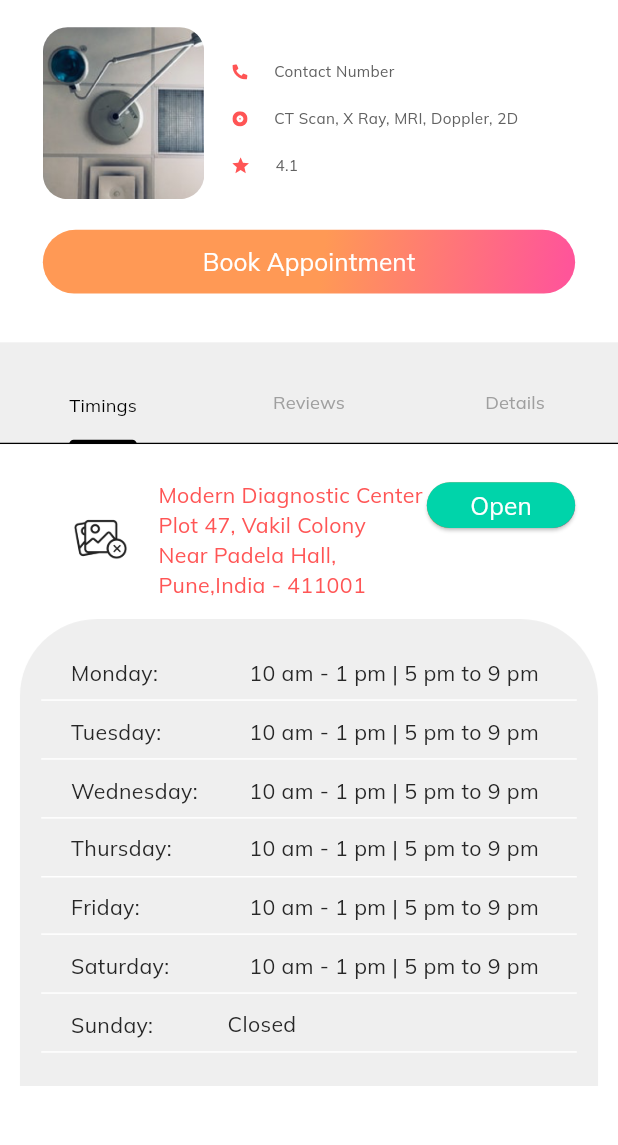
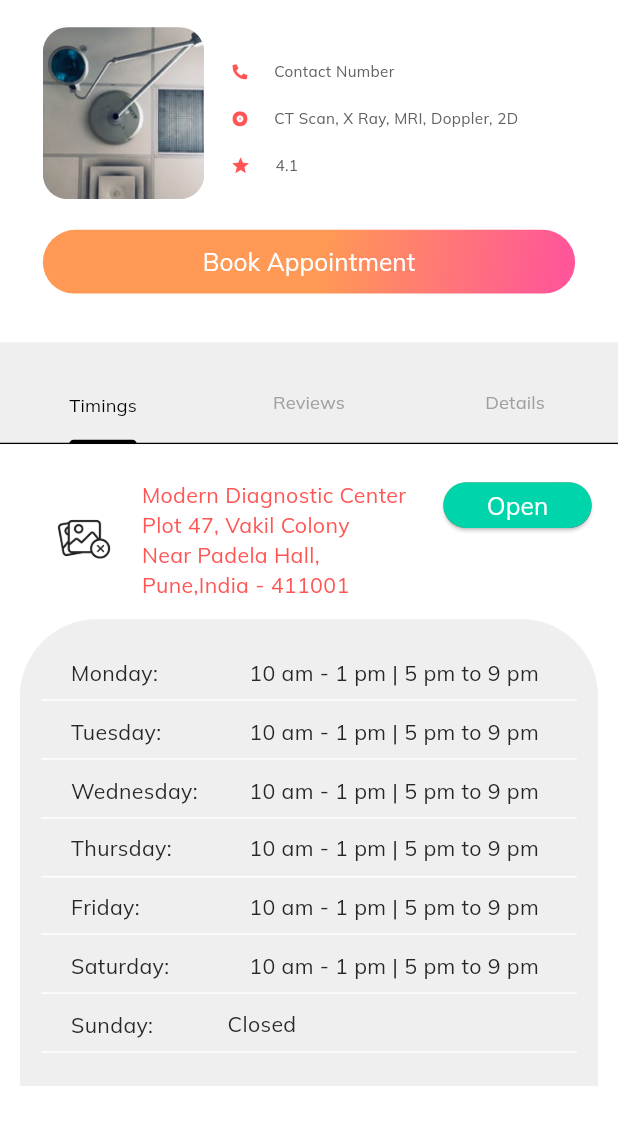
Before and after one commit to Shreyash16b/Counting_Lives, a Flutter app: the ServiceProfileTabContainerScreen screen opened directly, on a phone screen of 412 x 824 dp, the part 90-1235 px from its top. Run offline on Flutter 3.47's test engine with Material 3 defaults, Android fonts, the phone set to English and light mode, and no system bars; our stand-ins replace cached_network_image, csc_picker, custom_radio_grouped_button, firebase_auth, firebase_core, flutter_rating_bar and 3 more; accounts and stored records are empty.

```diff
--- a/lib/presentation/service_profile_page/service_profile_page.dart
+++ b/lib/presentation/service_profile_page/service_profile_page.dart
@@ -42,7 +42,7 @@
     return Column(
       children: [
         Padding(
-          padding: EdgeInsets.symmetric(horizontal: 26.h),
+          padding: EdgeInsets.symmetric(horizontal: 16.h),
           child: Row(
             mainAxisAlignment: MainAxisAlignment.spaceBetween,
             crossAxisAlignment: CrossAxisAlignment.start,
@@ -74,7 +74,7 @@
                 ],
               ),
               CustomElevatedButton(
-                onPressed: (){},
+                onPressed: () {},
                 height: 30.v,
                 width: 90.h,
                 text: "Open",
--- a/lib/presentation/service_profile_tab_container_screen/service_profile_tab_container_screen.dart
+++ b/lib/presentation/service_profile_tab_container_screen/service_profile_tab_container_screen.dart
@@ -29,7 +29,7 @@
   @override
   void initState() {
     super.initState();
-    tabviewController = TabController(length: 4, vsync: this);
+    tabviewController = TabController(length: 3, vsync: this);
   }
 
   @override
```
Also changed, not shown: lib/pages/User/Home.dart (+15 -6 lines), 4 other files.
